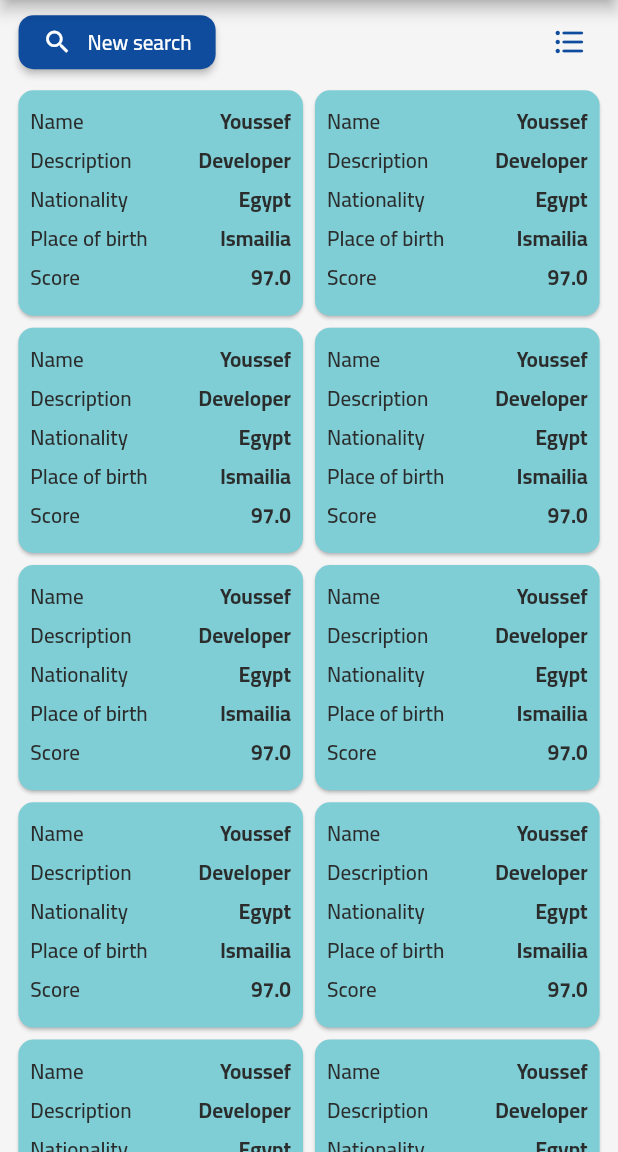
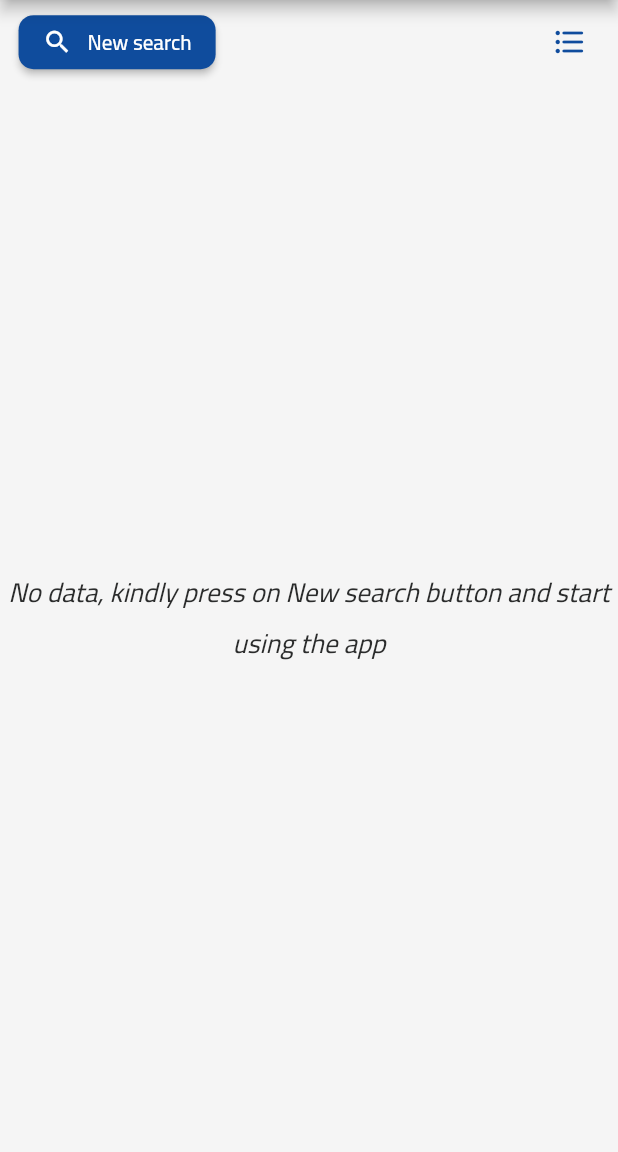
Before and after one commit to YoussefDeabes/sarmad-search, a Flutter app: the screen it shows after launch, on a phone screen of 412 x 824 dp, the part 84-1236 px from its top. Run offline on Flutter 3.47's test engine with Material 3 defaults, Android fonts, the phone set to English and light mode, and no system bars; our stand-ins replace bloc, connectivity_plus, country_picker, dio, equatable, flutter_bloc and 4 more.

```diff
--- a/lang/ar.json
+++ b/lang/ar.json
@@ -2,7 +2,7 @@
   "appName": "إمكان العربية",
   "pleaseWait": "الرجاء الانتظار",
   "youAreCurrentlyOffline": "لا يوجد اتصال بالانترنت",
-  "noData": "لا توجد بيانات",
+  "noData": "لا توجد بيانات، الرجاء الضغط على بحث جديد وابدأ استخدام التطبيق",
   "search": "بحث",
   "firstName": "الاسم الاول",
   "middleName": "الاسم الاوسط",
--- a/lang/en.json
+++ b/lang/en.json
@@ -2,7 +2,7 @@
   "appName": "Sarmad",
   "pleaseWait": "Please wait",
   "youAreCurrentlyOffline": "No internet connection",
-  "noData": "No data",
+  "noData": "No data, kindly press on New search button and start using the app",
   "search": "Search",
   "firstName": "First name",
   "middleName": "Middle name",
--- a/lib/main.dart
+++ b/lib/main.dart
@@ -5,6 +5,7 @@ import 'package:hydrated_bloc/hydrated_bloc.dart';
 import 'package:path_provider/path_provider.dart';
 import 'package:sarmad/api/environments/environment.dart';
 import 'package:sarmad/bloc/lang/language_cubit.dart';
+import 'package:sarmad/ui/screens/home/bloc/home_bloc.dart';
 import 'package:sarmad/ui/screens/home/home_screen.dart';
 import 'package:sarmad/ui/screens/splash_screen/splash_screen.dart';
 import 'package:sarmad/util/lang/app_localization.dart';
@@ -37,6 +38,8 @@ class SarmadApp extends StatelessWidget {
       providers: [
         BlocProvider<LanguageCubit>(
             create: (BuildContext context) => LanguageCubit()),
+        BlocProvider<HomeBloc>(
+            create: (BuildContext context) => HomeBloc()),
       ],
       child: BlocBuilder<LanguageCubit, Locale>(
         builder: (context, localeState) {
--- /dev/null
+++ b/lib/ui/screens/home/bloc/home_bloc.dart
@@ -0,0 +1,27 @@
+import 'package:bloc/bloc.dart';
+import 'package:meta/meta.dart';
+
+part 'home_event.dart';
+
+part 'home_state.dart';
+
+class HomeBloc extends Bloc<HomeEvent, HomeState> {
+  HomeBloc() : super(HomeInitialState()) {
+    on<HomeInitialEvent>(_onInitialEventSelected);
+    on<NewSearchEvent>(_onNewSearchSelected);
+    on<SearchButtonEvent>(_onSearchSelected);
+  }
+
+  _onInitialEventSelected(HomeInitialEvent event, emit) async {
+    emit(HomeInitialState());
+  }
+
+  _onNewSearchSelected(NewSearchEvent event, emit) async {
+    emit(NewSearchState());
+  }
+
+  _onSearchSelected(SearchButtonEvent event, emit) async {
+    emit(DataLoadingState());
+    emit(DataLoadedState());
+  }
+}
--- /dev/null
+++ b/lib/ui/screens/home/bloc/home_event.dart
@@ -0,0 +1,10 @@
+part of 'home_bloc.dart';
+
+@immutable
+sealed class HomeEvent {}
+
+class HomeInitialEvent extends HomeEvent {}
+
+class NewSearchEvent extends HomeEvent {}
+
+class SearchButtonEvent extends HomeEvent {}
--- /dev/null
+++ b/lib/ui/screens/home/bloc/home_state.dart
@@ -0,0 +1,26 @@
+part of 'home_bloc.dart';
+
+@immutable
+sealed class HomeState {
+  const HomeState();
+}
+
+final class HomeInitialState extends HomeState {}
+
+final class NewSearchState extends HomeState {}
+
+final class DataLoadingState extends HomeState {}
+
+final class DataLoadedState extends HomeState {}
+
+class NetworkError extends HomeState {
+  final String message;
+
+  const NetworkError(this.message);
+}
+
+class ErrorState extends HomeState {
+  final String message;
+
+  const ErrorState(this.message);
+}
--- a/lib/ui/screens/home/home_screen.dart
+++ b/lib/ui/screens/home/home_screen.dart
@@ -1,7 +1,11 @@
 import 'package:flutter/material.dart';
+import 'package:flutter_bloc/flutter_bloc.dart';
 import 'package:sarmad/_base/widgets/base_stateful_widget.dart';
 import 'package:sarmad/res/const_colors.dart';
+import 'package:sarmad/ui/screens/home/bloc/home_bloc.dart';
+import 'package:sarmad/ui/widgets/widgets.dart';
 import 'package:sarmad/util/lang/app_localization_keys.dart';
+import 'package:sarmad/util/ui/feedback_controller.dart';
 import 'package:sarmad/util/ui/screen_controller.dart';
 
 class HomeScreen extends BaseStatefulWidget {
@@ -19,11 +23,14 @@ class _HomeScreenState extends BaseState<HomeScreen> {
   final TextEditingController _fNameController = TextEditingController();
   final TextEditingController _mNameController = TextEditingController();
   final TextEditingController _natController = TextEditingController();
+  late final HomeBloc _homeBloc;
 
   @override
   void initState() {
     /// to exit full screen
     exitFullScreen();
+    _homeBloc = context.read<HomeBloc>();
+    _homeBloc.add(HomeInitialEvent());
     super.initState();
   }
 
@@ -79,7 +86,7 @@ class _HomeScreenState extends BaseState<HomeScreen> {
               shape: MaterialStateProperty.all(const RoundedRectangleBorder(
                   borderRadius: BorderRadius.all(Radius.circular(10))))),
           onPressed: () {
-            onSearchTap();
+            _homeBloc.add(NewSearchEvent());
           },
           child: Row(
             children: [
@@ -113,9 +120,33 @@ class _HomeScreenState extends BaseState<HomeScreen> {
         });
   }
 
-  ///Returns a listview or gridview regarding user preferences
+  ///Returns a listview or gridview regarding user preferences with API data
   ///uses isGridView bool parameter
   Widget _getListOrGridView() {
+    return BlocConsumer<HomeBloc, HomeState>(
+      listener: (context, state) {
+        if (state is DataLoadingState) {
+          showLoading();
+        } else {
+          hideLoading();
+        }
+        if (state is NewSearchState) {
+          onSearchTap();
+        }
+        if (state is DataLoadedState) {
+          showToast("Search Pressed");
+        }
+        if (state is ErrorState) {
+          showToast(state.message);
+        }
+        if (state is NetworkError) {
+          showToast(state.message);
+        }
+      },
+      builder: (context, state) {
+        if (state is HomeInitialState) {
+          return Expanded(child: noData(appLocal));
+        } else if(state is DataLoadedState){
           return Expanded(
             child: isGridView
                 ? GridView.builder(
@@ -124,7 +155,8 @@ class _HomeScreenState extends BaseState<HomeScreen> {
                         left: width * 0.02,
                         right: width * 0.02,
                         bottom: width * 0.08),
-              gridDelegate: const SliverGridDelegateWithFixedCrossAxisCount(
+                    gridDelegate:
+                        const SliverGridDelegateWithFixedCrossAxisCount(
                             crossAxisCount: 2, childAspectRatio: 1.25),
                     itemBuilder: (context, index) => _getDataList())
                 : ListView.builder(
@@ -135,6 +167,11 @@ class _HomeScreenState extends BaseState<HomeScreen> {
                         bottom: width * 0.08),
                     itemBuilder: (context, index) => _getDataList(),
                   ),
+          );
+        }else {
+          return Expanded(child: noData(appLocal));
+        }
+      },
     );
   }
 
@@ -203,11 +240,14 @@ class _HomeScreenState extends BaseState<HomeScreen> {
                       children: [
                         _searchBottomSheetTitle(),
                         const SizedBox(height: 20),
-                        _getSearchField("First name", _fNameController),
+                        _getSearchField(
+                            translate(LangKeys.firstName), _fNameController),
                         const SizedBox(height: 10),
-                        _getSearchField("Middle name", _mNameController),
+                        _getSearchField(
+                            translate(LangKeys.middleName), _mNameController),
                         const SizedBox(height: 10),
-                        _getSearchField("Nationality", _natController),
+                        _getSearchField(
+                            translate(LangKeys.nationality), _natController),
                       ],
                     ),
                     _getSearchButton()
@@ -243,14 +283,17 @@ class _HomeScreenState extends BaseState<HomeScreen> {
           style: ButtonStyle(
               shape: MaterialStateProperty.all(const RoundedRectangleBorder(
                   borderRadius: BorderRadius.all(Radius.circular(10))))),
-          onPressed: () {},
-          child: Text("Search")),
+          onPressed: () {
+            Navigator.of(context).pop();
+            _homeBloc.add(SearchButtonEvent());
+          },
+          child: Text(translate(LangKeys.search))),
     );
   }
 
   Widget _searchBottomSheetTitle() {
     return Text(
-      "Search",
+      translate(LangKeys.search),
       textAlign: TextAlign.center,
       style: const TextStyle(
           fontSize: 18, fontWeight: FontWeight.w700, color: ConstColors.app),
--- a/lib/ui/widgets/widgets.dart
+++ b/lib/ui/widgets/widgets.dart
@@ -5,7 +5,13 @@ import 'package:sarmad/util/lang/app_localization_keys.dart';
 
 Widget noData(AppLocalizations appLocal) {
   return Center(
-    child: Text(appLocal.translate(LangKeys.noData)),
+    child: Text(
+      appLocal.translate(LangKeys.noData),
+      textAlign: TextAlign.center,
+      softWrap: true,
+      style: const TextStyle(
+          color: ConstColors.text, fontSize: 18, fontStyle: FontStyle.italic),
+    ),
   );
 }
 
```
Lines whose indentation alone changed are shown as unchanged.
